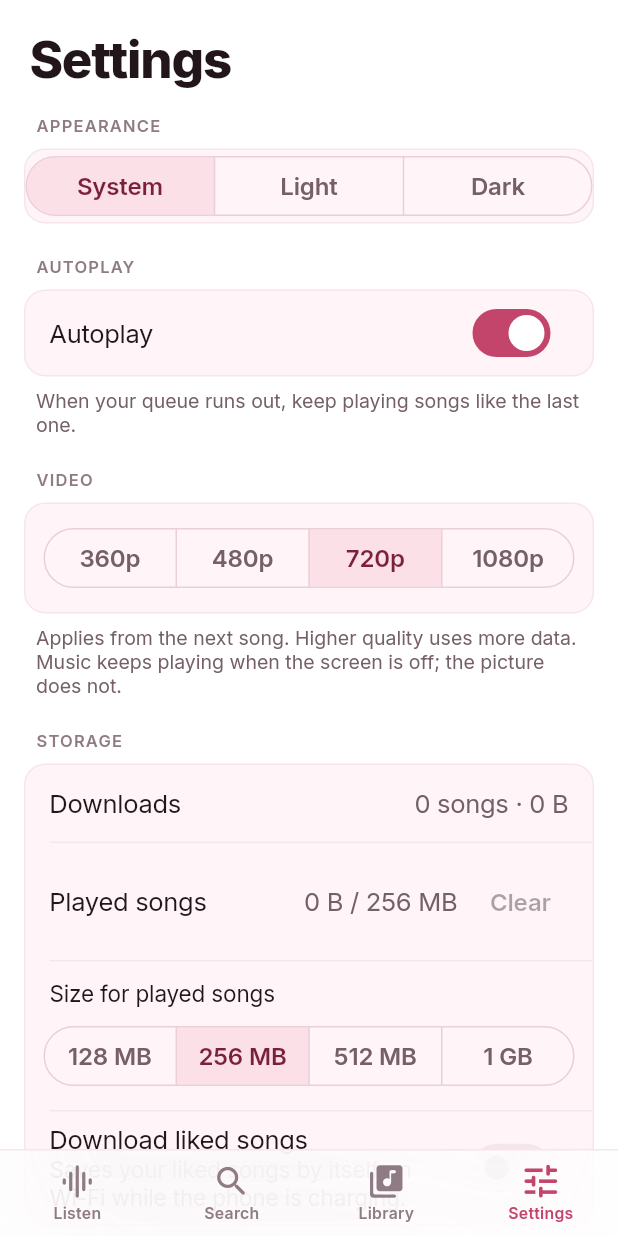
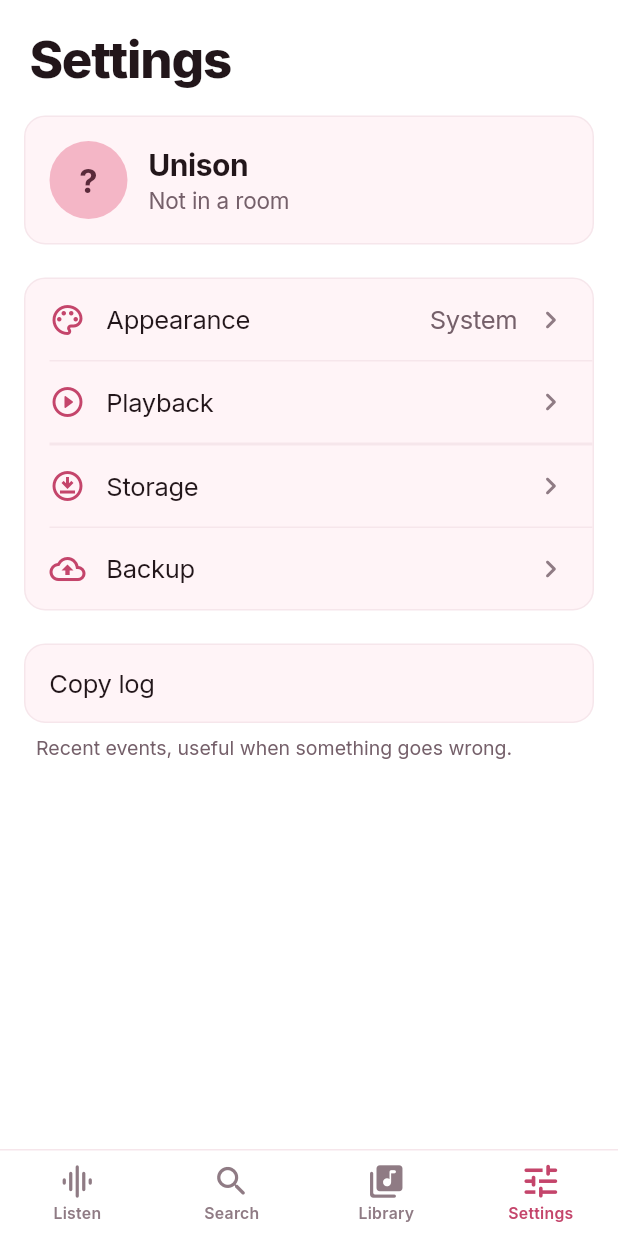
Before and after one commit to tranviethungpv/Sapoche, a Flutter app: the HomeShell screen opened directly, item 4 of the bottom bar chosen, on a phone screen of 412 x 824 dp. Run offline on Flutter 3.47's test engine with Material 3 defaults, Android fonts, the phone set to English and light mode, and no system bars; our stand-ins replace shared_preferences; missing offline and left inert: qr; accounts and stored records are empty.

Commit message:
Discover D1: settings as a short list of topics, each on its own page

```diff
--- a/app/lib/strings.dart
+++ b/app/lib/strings.dart
@@ -267,6 +267,8 @@
   // Settings
   static const settingsTitle = 'Settings';
   static const appearance = 'Appearance';
+  static const playback = 'Playback';
+  static const noRoom = 'Not in a room';
   static const themeSystem = 'System';
   static const themeLight = 'Light';
   static const themeDark = 'Dark';
@@ -282,7 +284,6 @@
   static const leaveQuestion =
       'Leave this room? You can join again with the code.';
   static const leave = 'Leave';
-  static const diagnostics = 'Diagnostics';
   static const diagnosticsHelp =
       'Recent events, useful when something goes wrong.';
   static const copyLog = 'Copy log';
--- a/app/lib/ui/settings_page.dart
+++ b/app/lib/ui/settings_page.dart
@@ -9,8 +9,10 @@
 import '../theme/theme.dart';
 import 'home_shell.dart';
 import 'scope.dart';
+import 'widgets/avatars.dart';
 import 'widgets/text_dialog.dart';
 
+/// A short list of topics; each opens a page of its own, so no page grows long.
 class SettingsPage extends StatelessWidget {
   const SettingsPage({super.key});
 
@@ -30,8 +32,98 @@
             padding: const EdgeInsets.fromLTRB(4, 0, 4, 16),
             child: Text(S.settingsTitle, style: theme.headlineLarge),
           ),
+          _ProfileCard(room: model.room),
           _Group(
-            title: S.appearance,
+            children: [
+              ListenableBuilder(
+                listenable: model.settings,
+                builder: (context, _) => _NavRow(
+                  key: const ValueKey('settings-appearance'),
+                  icon: Icons.palette_outlined,
+                  label: S.appearance,
+                  value: switch (model.settings.themeMode) {
+                    ThemeMode.system => S.themeSystem,
+                    ThemeMode.light => S.themeLight,
+                    ThemeMode.dark => S.themeDark,
+                  },
+                  onTap: () => _open(context, S.appearance, _appearance),
+                ),
+              ),
+              _NavRow(
+                key: const ValueKey('settings-playback'),
+                icon: Icons.play_circle_outline_rounded,
+                label: S.playback,
+                onTap: () => _open(context, S.playback, _playback),
+              ),
+              ListenableBuilder(
+                listenable: model.room,
+                builder: (context, _) {
+                  final snapshot = model.room.snapshot;
+                  if (!snapshot.inRoom) return const SizedBox.shrink();
+                  return _NavRow(
+                    key: const ValueKey('settings-room'),
+                    icon: Icons.groups_outlined,
+                    label: S.room,
+                    value: snapshot.room,
+                    onTap: () => _open(context, S.room, _room),
+                  );
+                },
+              ),
+              _NavRow(
+                key: const ValueKey('settings-storage'),
+                icon: Icons.download_for_offline_outlined,
+                label: S.storage,
+                onTap: () => _open(context, S.storage, _storage),
+              ),
+              _NavRow(
+                key: const ValueKey('settings-backup'),
+                icon: Icons.backup_outlined,
+                label: S.backup,
+                onTap: () => _open(context, S.backup, _backup),
+              ),
+            ],
+          ),
+          _Group(
+            footer: S.diagnosticsHelp,
+            children: [
+              _Row(
+                label: S.copyLog,
+                onTap: () async {
+                  final lines = await model.room.log();
+                  await Clipboard.setData(
+                    ClipboardData(text: lines.join('\n')),
+                  );
+                  if (context.mounted) {
+                    ScaffoldMessenger.of(
+                      context,
+                    ).showSnackBar(const SnackBar(content: Text(S.logCopied)));
+                  }
+                },
+              ),
+            ],
+          ),
+        ],
+      ),
+    );
+  }
+
+  void _open(
+    BuildContext context,
+    String title,
+    List<Widget> Function(BuildContext context, AppModel model) children,
+  ) {
+    Navigator.of(context).push(
+      MaterialPageRoute<void>(
+        builder: (context) => _SubPage(
+          title: title,
+          children: children(context, AppScope.of(context)),
+        ),
+      ),
+    );
+  }
+
+  static List<Widget> _appearance(BuildContext context, AppModel model) => [
+    _Group(
       children: [
         ListenableBuilder(
           listenable: model.settings,
@@ -50,14 +142,8 @@
                 value: ThemeMode.system,
                 label: Text(S.themeSystem),
               ),
-                    ButtonSegment(
-                      value: ThemeMode.light,
-                      label: Text(S.themeLight),
-                    ),
-                    ButtonSegment(
-                      value: ThemeMode.dark,
-                      label: Text(S.themeDark),
-                    ),
+              ButtonSegment(value: ThemeMode.light, label: Text(S.themeLight)),
+              ButtonSegment(value: ThemeMode.dark, label: Text(S.themeDark)),
             ],
             selected: {model.settings.themeMode},
             onSelectionChanged: (s) => model.settings.themeMode = s.first,
@@ -65,6 +151,9 @@
         ),
       ],
     ),
+  ];
+
+  static List<Widget> _playback(BuildContext context, AppModel model) => [
     _Group(
       title: S.autoplay,
       footer: S.autoplayHelp,
@@ -96,8 +185,7 @@
               style: SegmentedButton.styleFrom(
                 backgroundColor: Colors.transparent,
                 selectedBackgroundColor: context.palette.primaryContainer,
-                      selectedForegroundColor:
-                          context.palette.onPrimaryContainer,
+                selectedForegroundColor: context.palette.onPrimaryContainer,
                 foregroundColor: context.palette.textSecondary,
                 side: BorderSide(color: context.palette.outline),
               ),
@@ -106,27 +194,52 @@
                   ButtonSegment(value: h, label: Text('${h}p')),
               ],
               selected: {model.room.snapshot.videoHeight},
-                    onSelectionChanged: (s) =>
-                        model.room.setVideoQuality(s.first),
+              onSelectionChanged: (s) => model.room.setVideoQuality(s.first),
             ),
           ),
         ),
       ],
     ),
-          _StorageGroup(library: model.library),
-          _BackupGroup(library: model.library),
     _Group(
       title: S.sync,
       footer: S.latencyTrimHelp,
       children: [_TrimRow(controller: model.room)],
     ),
-          ListenableBuilder(
-            listenable: model.room,
+  ];
+
+  static List<Widget> _storage(BuildContext context, AppModel model) => [
+    _StorageGroup(library: model.library),
+  ];
+
+  static List<Widget> _backup(BuildContext context, AppModel model) => [
+    _BackupGroup(library: model.library),
+  ];
+
+  static List<Widget> _room(BuildContext context, AppModel model) => [
+    _RoomGroup(room: model.room),
+  ];
+}
+
+/// The room this device is in: its code, who is there, the name shown, inviting and leaving.
+class _RoomGroup extends StatelessWidget {
+  const _RoomGroup({required this.room});
+
+  final RoomController room;
+
+  @override
+  Widget build(BuildContext context) {
+    return ListenableBuilder(
+      listenable: room,
       builder: (context, _) {
-              final snapshot = model.room.snapshot;
-              if (!snapshot.inRoom) return const SizedBox.shrink();
+        final snapshot = room.snapshot;
+        if (!snapshot.inRoom) {
+          // The room was left from this page: nothing left to show
+          WidgetsBinding.instance.addPostFrameCallback((_) {
+            if (context.mounted) Navigator.of(context).maybePop();
+          });
+          return const SizedBox.shrink();
+        }
         return _Group(
-                title: S.room,
           children: [
             _Row(
               label: S.roomCode,
@@ -137,20 +250,13 @@
                 color: context.palette.textSecondary,
               ),
               onTap: () {
-                      Clipboard.setData(
-                        ClipboardData(text: snapshot.room ?? ''),
-                      );
+                Clipboard.setData(ClipboardData(text: snapshot.room ?? ''));
                 ScaffoldMessenger.of(context)
                   ..hideCurrentSnackBar()
-                        ..showSnackBar(
-                          const SnackBar(content: Text(S.codeCopied)),
-                        );
+                  ..showSnackBar(const SnackBar(content: Text(S.codeCopied)));
               },
             ),
-                  _Row(
-                    label: S.tabRoom,
-                    value: S.listening(snapshot.members.length),
-                  ),
+            _Row(label: S.tabRoom, value: S.listening(snapshot.members.length)),
             _Row(
               label: S.yourName,
               value: snapshot.me?.name ?? '',
@@ -159,44 +265,21 @@
                 size: 18,
                 color: context.palette.textSecondary,
               ),
-                    onTap: () => _rename(context, model.room),
+              onTap: () => _rename(context),
             ),
-                  _Row(label: S.invite, onTap: model.room.shareInvite),
+            _Row(label: S.invite, onTap: room.shareInvite),
             _Row(
               label: S.leaveRoom,
               destructive: true,
-                    onTap: () => _confirmLeave(context, model.room),
+              onTap: () => _confirmLeave(context),
             ),
           ],
         );
       },
-          ),
-          _Group(
-            title: S.diagnostics,
-            footer: S.diagnosticsHelp,
-            children: [
-              _Row(
-                label: S.copyLog,
-                onTap: () async {
-                  final lines = await model.room.log();
-                  await Clipboard.setData(
-                    ClipboardData(text: lines.join('\n')),
-                  );
-                  if (context.mounted) {
-                    ScaffoldMessenger.of(
-                      context,
-                    ).showSnackBar(const SnackBar(content: Text(S.logCopied)));
-                  }
-                },
-              ),
-            ],
-          ),
-        ],
-      ),
     );
   }
 
-  Future<void> _rename(BuildContext context, RoomController room) async {
+  Future<void> _rename(BuildContext context) async {
     final name = await showTextDialog(
       context,
       title: S.rename,
@@ -206,7 +289,7 @@
     if (name != null && name.isNotEmpty) room.rename(name);
   }
 
-  Future<void> _confirmLeave(BuildContext context, RoomController room) async {
+  Future<void> _confirmLeave(BuildContext context) async {
     final confirmed = await showDialog<bool>(
       context: context,
       builder: (context) => AlertDialog(
@@ -268,7 +351,6 @@
     final theme = Theme.of(context).textTheme;
     final library = widget.library;
     return _Group(
-      title: S.storage,
       footer: S.cacheLimitHelp,
       children: [
         _Row(
@@ -378,7 +460,6 @@
   Widget build(BuildContext context) {
     final p = context.palette;
     return _Group(
-      title: S.backup,
       footer: S.backupHelp,
       children: [
         _Row(
@@ -396,10 +477,115 @@
   }
 }
 
-class _Group extends StatelessWidget {
-  const _Group({required this.title, required this.children, this.footer});
+/// A page of one topic, opened from the settings list.
+class _SubPage extends StatelessWidget {
+  const _SubPage({required this.title, required this.children});
 
   final String title;
+  final List<Widget> children;
+
+  @override
+  Widget build(BuildContext context) {
+    return Scaffold(
+      appBar: AppBar(title: Text(title)),
+      body: ListView(
+        physics: const BouncingScrollPhysics(
+          parent: AlwaysScrollableScrollPhysics(),
+        ),
+        padding: const EdgeInsets.fromLTRB(16, 8, 16, 32),
+        children: children,
+      ),
+    );
+  }
+}
+
+/// Who this is and where: the name shown to others and the room, if any.
+class _ProfileCard extends StatelessWidget {
+  const _ProfileCard({required this.room});
+
+  final RoomController room;
+
+  @override
+  Widget build(BuildContext context) {
+    final p = context.palette;
+    final theme = Theme.of(context).textTheme;
+    return ListenableBuilder(
+      listenable: room,
+      builder: (context, _) {
+        final snapshot = room.snapshot;
+        final name = snapshot.me?.name ?? room.profile.name ?? '';
+        return _Group(
+          children: [
+            Padding(
+              padding: const EdgeInsets.all(16),
+              child: Row(
+                children: [
+                  Avatar(name: name, size: 52),
+                  const SizedBox(width: 14),
+                  Expanded(
+                    child: Column(
+                      crossAxisAlignment: CrossAxisAlignment.start,
+                      children: [
+                        Text(
+                          name.isEmpty ? S.appName : name,
+                          maxLines: 1,
+                          overflow: TextOverflow.ellipsis,
+                          style: theme.titleLarge,
+                        ),
+                        const SizedBox(height: 2),
+                        Text(
+                          snapshot.inRoom
+                              ? '${S.room} ${snapshot.room} · ${S.listening(snapshot.members.length)}'
+                              : S.noRoom,
+                          style: theme.bodyMedium?.copyWith(
+                            color: p.textSecondary,
+                          ),
+                        ),
+                      ],
+                    ),
+                  ),
+                ],
+              ),
+            ),
+          ],
+        );
+      },
+    );
+  }
+}
+
+/// A row of the settings list that opens a page.
+class _NavRow extends StatelessWidget {
+  const _NavRow({
+    super.key,
+    required this.icon,
+    required this.label,
+    required this.onTap,
+    this.value,
+  });
+
+  final IconData icon;
+  final String label;
+  final String? value;
+  final VoidCallback onTap;
+
+  @override
+  Widget build(BuildContext context) {
+    final p = context.palette;
+    return _Row(
+      label: label,
+      value: value,
+      leading: Icon(icon, color: p.primary),
+      trailing: Icon(Icons.chevron_right_rounded, color: p.textTertiary),
+      onTap: onTap,
+    );
+  }
+}
+
+class _Group extends StatelessWidget {
+  const _Group({this.title, required this.children, this.footer});
+
+  final String? title;
   final List<Widget> children;
   final String? footer;
 
@@ -412,10 +598,11 @@
       child: Column(
         crossAxisAlignment: CrossAxisAlignment.start,
         children: [
+          if (title != null)
             Padding(
               padding: const EdgeInsets.fromLTRB(8, 0, 8, 8),
               child: Text(
-              title.toUpperCase(),
+                title!.toUpperCase(),
                 style: theme.labelSmall?.copyWith(letterSpacing: 0.8),
               ),
             ),
@@ -453,6 +640,7 @@
   const _Row({
     required this.label,
     this.value,
+    this.leading,
     this.trailing,
     this.onTap,
     this.destructive = false,
@@ -460,6 +648,7 @@
 
   final String label;
   final String? value;
+  final Widget? leading;
   final Widget? trailing;
   final VoidCallback? onTap;
   final bool destructive;
@@ -474,6 +663,7 @@
         padding: const EdgeInsets.symmetric(horizontal: 16, vertical: 15),
         child: Row(
           children: [
+            if (leading != null) ...[leading!, const SizedBox(width: 14)],
             Expanded(
               child: Text(
                 label,
```
Also changed, not shown: 1 other file. Lines whose indentation alone changed are shown as unchanged.
